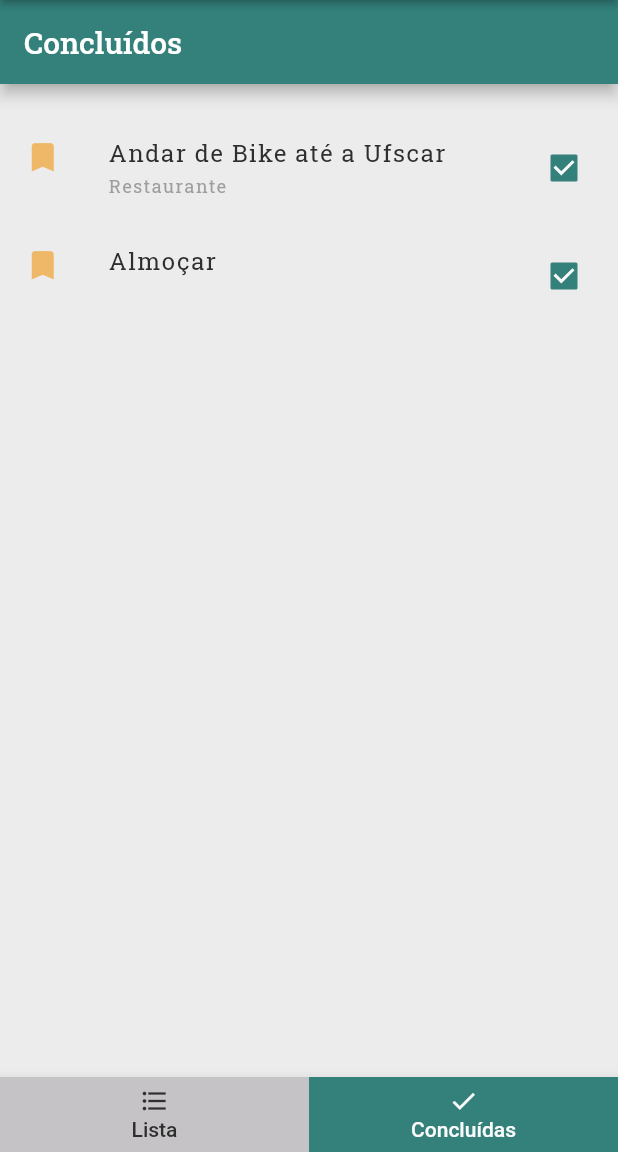
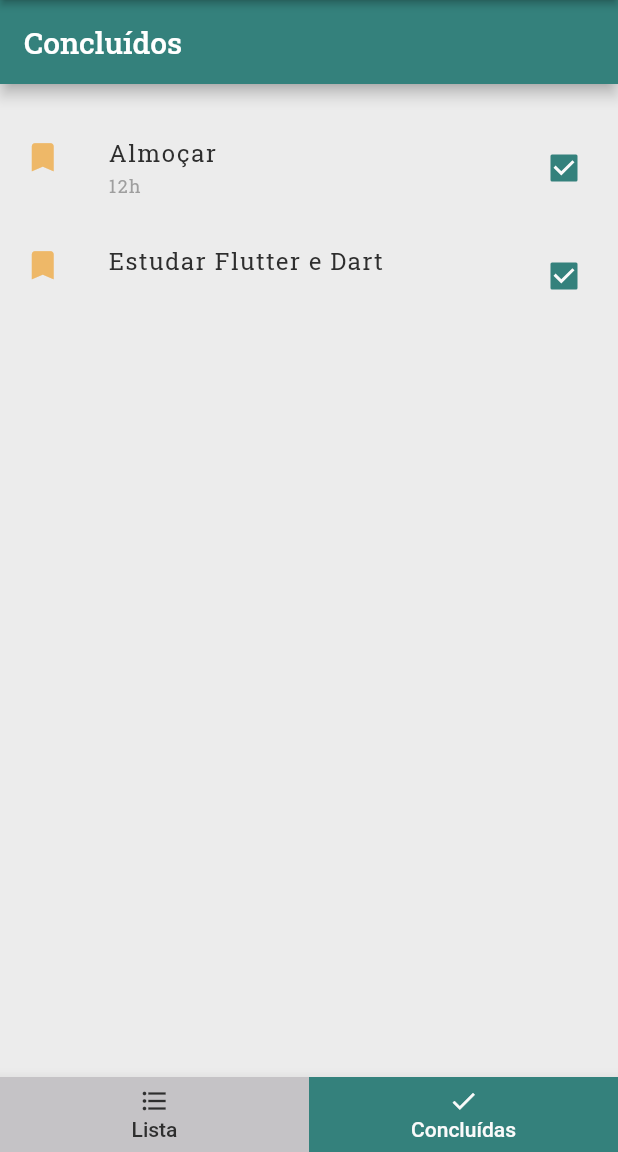
Before and after one commit to AmandaCleto/flutter--todo-list--front, a Flutter app: the screen it shows after launch, tab 2 chosen, on a phone screen of 412 x 824 dp, the part 84-1236 px from its top. Run offline on Flutter 3.47's test engine with Material 2 defaults, Android fonts, the light colour scheme and no system bars; Roboto replaces fonts that are missing (Arial).

Commit message:
created new todos

```diff
--- a/lib/data/dummy_todos.dart
+++ b/lib/data/dummy_todos.dart
@@ -4,13 +4,19 @@ import '../model/Todo.dart';
 final dummy_todos = [
   Todo(
     createdTime: DateTime.now(),
-    title: 'Andar de Bike até a Ufscar',
-    description: 'Restaurante',
+    title: 'Andar de Bike',
+    description: 'Ir até a Ufscar',
+    isDone: false,
+  ),
+  Todo(
+    createdTime: DateTime.now(),
+    title: 'Almoçar',
+    description: '12h',
     isDone: true,
   ),
   Todo(
     createdTime: DateTime.now(),
-    title: 'Almoçar',
+    title: 'Estudar Flutter e Dart',
     description: '',
     isDone: true,
   ),
```
